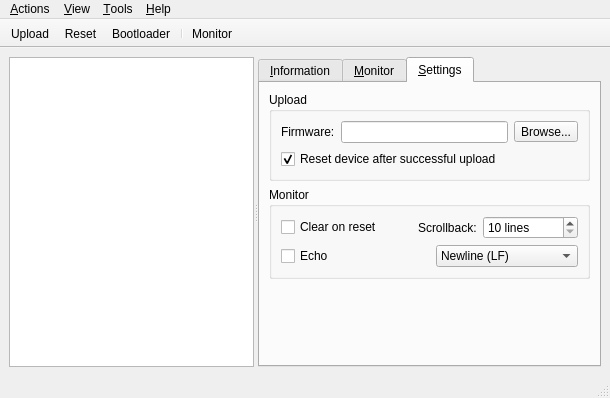
Above: tyqt/main_window.ui from Koromix/tytools before the change. Below: the same form after it.
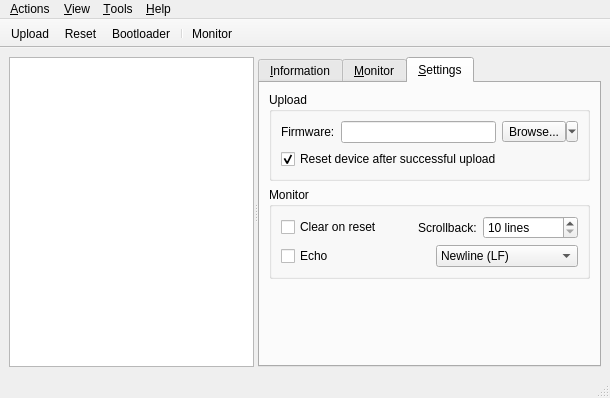
That is the form after the change. The open tabs and pages were chosen to show the change. Icons and pictures are not drawn.

Commit message: Expose recently uploaded firmwares in various menus

Patch:
```diff
--- a/tyqt/main_window.ui
+++ b/tyqt/main_window.ui
@@ -266,6 +266,9 @@
                 <property name="text">
                  <string>Browse...</string>
                 </property>
+                <property name="popupMode">
+                 <enum>QToolButton::MenuButtonPopup</enum>
+                </property>
                </widget>
               </item>
              </layout>
```
Left out of the diff: 6 changed lines with no effect on the pictures. The commit also changes 2 other files.
